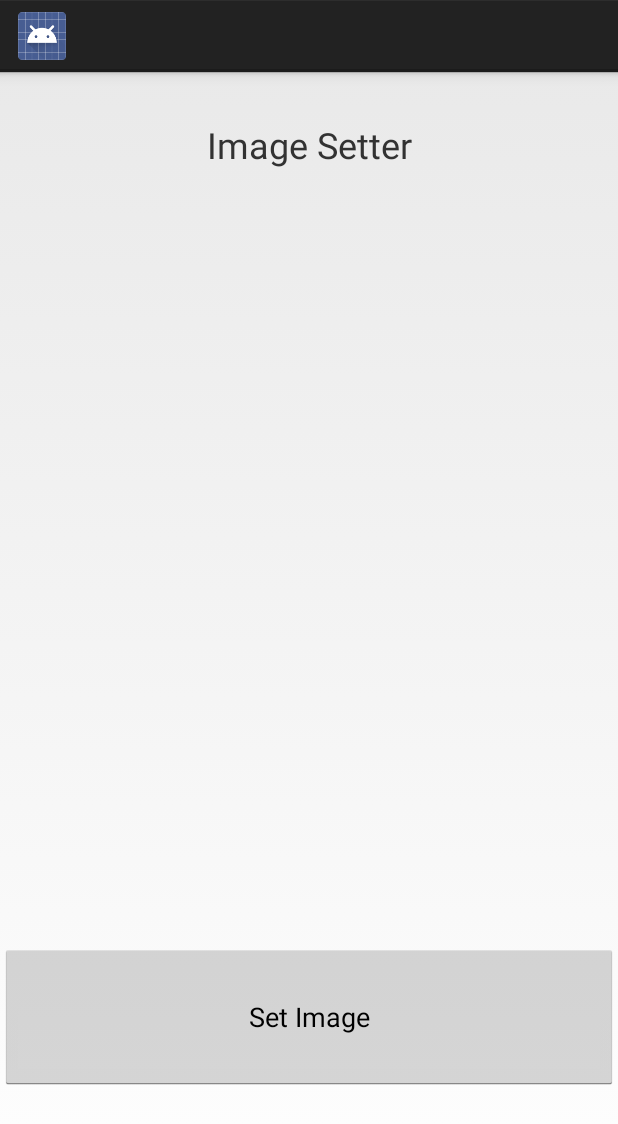
After one commit to RedSponge/AndroidSchoolExercises, an Android app: the ImageSetterActivity screen opened directly, with no data from a screen before it, on a phone screen of 412 x 824 dp. The commit adds this screen. Shown: the top 1124 px of the screen. Run offline under Robolectric (Android 15) with nearby library versions, the phone set to English and light mode, and no system bars.

Commit message:
Add Image Setter

```diff
--- a/app/src/main/AndroidManifest.xml
+++ b/app/src/main/AndroidManifest.xml
@@ -20,6 +20,8 @@
         <activity android:name="com.redsponge.coolapp.projects.RandomNumberActivity"/>
         <activity android:name="com.redsponge.coolapp.projects.RandomColourGenerator"/>
         <activity android:name="com.redsponge.coolapp.projects.SendSMSActivity"/>
+        <activity android:name="com.redsponge.coolapp.projects.ImageSetterActivity"/>
     </application>
 
+
 </manifest>
--- a/app/src/main/java/com/redsponge/coolapp/menu/MainActivity.java
+++ b/app/src/main/java/com/redsponge/coolapp/menu/MainActivity.java
@@ -5,6 +5,7 @@ import android.os.Bundle;
 import android.widget.ListView;
 
 import com.example.coolapp.R;
+import com.redsponge.coolapp.projects.ImageSetterActivity;
 import com.redsponge.coolapp.projects.SendSMSActivity;
 import com.redsponge.coolapp.projects.CatchTheButtonActivity;
 import com.redsponge.coolapp.projects.RandomColourGenerator;
@@ -32,5 +33,6 @@ public class MainActivity extends Activity {
         adapter.add(new MenuEntry("Random Number Generator", "1", RandomNumberActivity.class));
         adapter.add(new MenuEntry("Catch The Button", "1.5", CatchTheButtonActivity.class));
         adapter.add(new MenuEntry("Send SMS", "2", SendSMSActivity.class));
+        adapter.add(new MenuEntry("Image Capturer", "2.5", ImageSetterActivity.class));
     }
 }
--- /dev/null
+++ b/app/src/main/java/com/redsponge/coolapp/projects/ImageSetterActivity.java
@@ -0,0 +1,41 @@
+package com.redsponge.coolapp.projects;
+
+import android.app.Activity;
+import android.content.Intent;
+import android.graphics.Bitmap;
+import android.os.Bundle;
+import android.provider.MediaStore;
+import android.view.View;
+import android.widget.ImageView;
+
+import com.example.coolapp.R;
+
+public class ImageSetterActivity extends Activity {
+
+    private int IMAGE_TAKEN_ACTION = 1;
+    private ImageView imgDisplay;
+
+    @Override
+    protected void onCreate(Bundle savedInstanceState) {
+        super.onCreate(savedInstanceState);
+        setContentView(R.layout.activity_image_setter);
+
+        imgDisplay = findViewById(R.id.imgDisplay);
+    }
+
+    @Override
+    protected void onActivityResult(int requestCode, int resultCode, Intent data) {
+        if(IMAGE_TAKEN_ACTION == requestCode && resultCode == Activity.RESULT_OK) {
+            Bitmap photo = (Bitmap) data.getExtras().get("data");
+            imgDisplay.setImageBitmap(photo);
+        }
+    }
+
+    public void setImage(View view) {
+        Intent intent = new Intent(MediaStore.ACTION_IMAGE_CAPTURE);
+//        intent.setType("image/*");
+//
+//        String[] mimeTypes = new String[] {"image/jpeg", "image/png"};
+        startActivityForResult(intent, IMAGE_TAKEN_ACTION);
+    }
+}
--- /dev/null
+++ b/app/src/main/res/layout/activity_image_setter.xml
@@ -0,0 +1,21 @@
+<?xml version="1.0" encoding="utf-8"?>
+<LinearLayout xmlns:android="http://schemas.android.com/apk/res/android"
+    android:orientation="vertical" android:layout_width="match_parent"
+    android:layout_height="match_parent" android:weightSum="8">
+
+    <TextView
+        android:layout_width="match_parent"
+        android:layout_height="0dp" android:layout_weight="1" android:text="Image Setter" android:gravity="center" android:textSize="24sp"
+        />
+
+    <ImageView
+        android:id="@+id/imgDisplay"
+        android:layout_width="match_parent"
+        android:layout_height="0dp" android:layout_weight="5" />
+
+    <Button
+        android:layout_width="match_parent"
+        android:layout_height="0dp" android:layout_weight="1" android:text="Set Image"
+        android:onClick="setImage"/>
+
+</LinearLayout>
```
